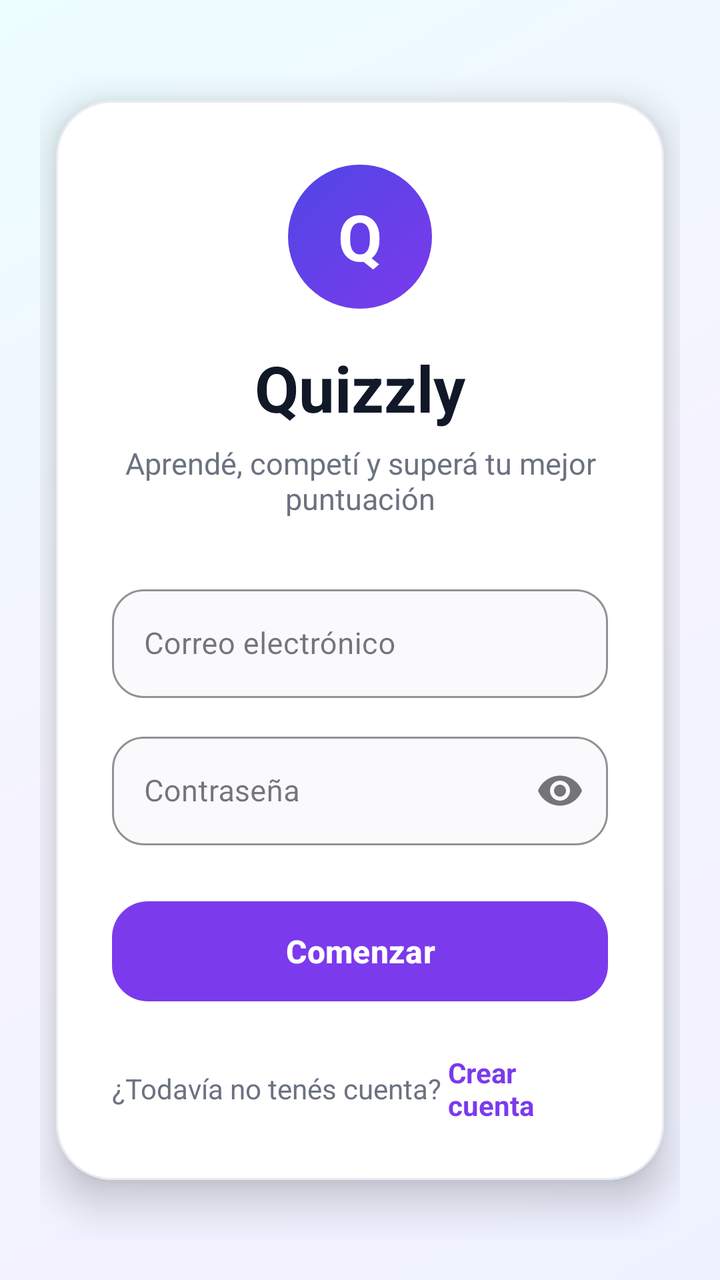
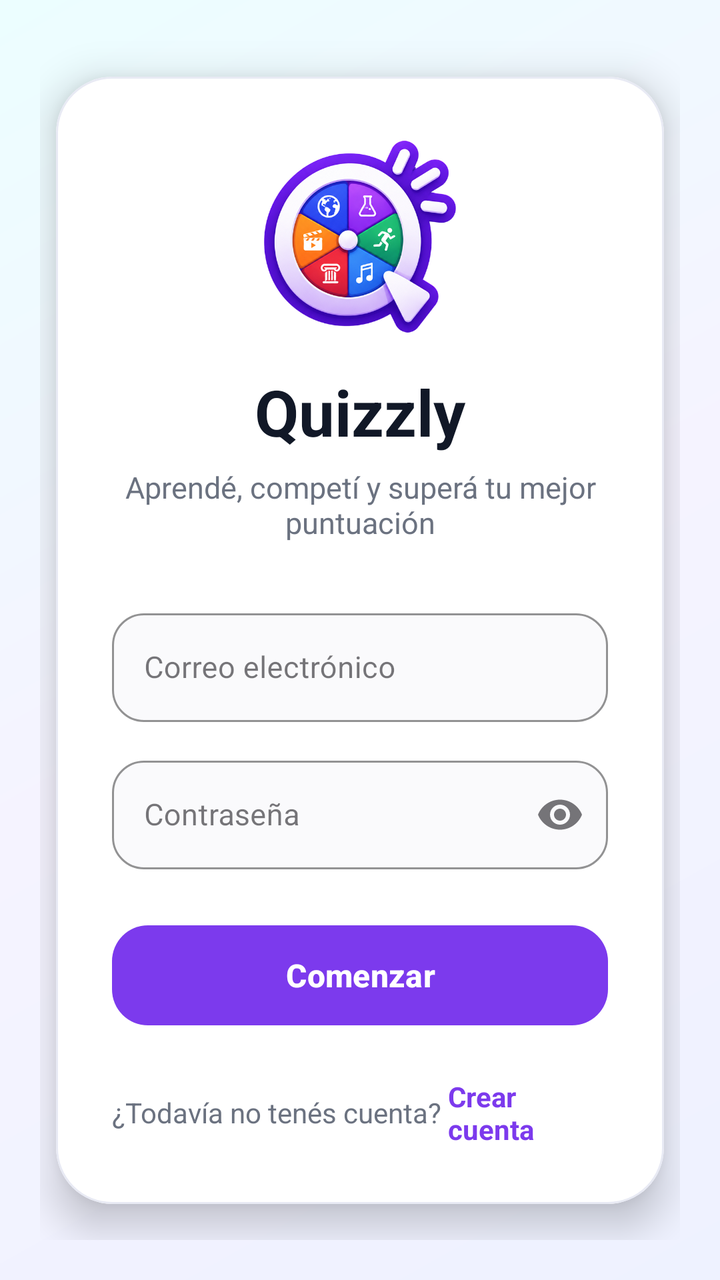

Before-and-after screenshots of an Android layout around one commit, followed by the original layout XML and the change that was made.
<!-- AndroidManifest.xml: application theme Theme.Quizzly -->
<!-- res/layout/activity_main.xml -->
<?xml version="1.0" encoding="utf-8"?>
<androidx.constraintlayout.widget.ConstraintLayout
    xmlns:android="http://schemas.android.com/apk/res/android"
    xmlns:app="http://schemas.android.com/apk/res-auto"
    xmlns:tools="http://schemas.android.com/tools"
    android:id="@+id/main"
    android:layout_width="match_parent"
    android:layout_height="match_parent"
    android:background="@drawable/bg_login_gradient"
    android:padding="20dp"
    tools:context=".MainActivity">

    <com.google.android.material.card.MaterialCardView
        android:id="@+id/loginCard"
        android:layout_width="0dp"
        android:layout_height="wrap_content"
        android:layout_marginStart="8dp"
        android:layout_marginEnd="8dp"
        app:cardBackgroundColor="#FFFFFF"
        app:cardCornerRadius="28dp"
        app:cardElevation="12dp"
        app:strokeColor="#E8EAF4"
        app:strokeWidth="1dp"
        app:layout_constraintTop_toTopOf="parent"
        app:layout_constraintBottom_toBottomOf="parent"
        app:layout_constraintStart_toStartOf="parent"
        app:layout_constraintEnd_toEndOf="parent">

        <LinearLayout
            android:layout_width="match_parent"
            android:layout_height="wrap_content"
            android:orientation="vertical"
            android:paddingStart="28dp"
            android:paddingTop="32dp"
            android:paddingEnd="28dp"
            android:paddingBottom="28dp">

            <TextView
                android:id="@+id/tvBrandBadge"
                android:layout_width="72dp"
                android:layout_height="72dp"
                android:layout_gravity="center_horizontal"
                android:gravity="center"
                android:background="@drawable/bg_logo_circle"
                android:text="Q"
                android:textColor="#FFFFFF"
                android:textSize="32sp"
                android:textStyle="bold" />

            <TextView
                android:id="@+id/tvTitle"
                android:layout_width="match_parent"
                android:layout_height="wrap_content"
                android:layout_marginTop="18dp"
                android:gravity="center"
                android:text="Quizzly"
                android:textColor="#111827"
                android:textSize="32sp"
                android:textStyle="bold" />

            <TextView
                android:id="@+id/tvSubtitle"
                android:layout_width="match_parent"
                android:layout_height="wrap_content"
                android:layout_marginTop="6dp"
                android:gravity="center"
                android:text="Aprendé, competí y superá tu mejor puntuación"
                android:textColor="#6B7280"
                android:textSize="15sp" />

            <com.google.android.material.textfield.TextInputLayout
                android:id="@+id/emailLayout"
                style="@style/Widget.MaterialComponents.TextInputLayout.OutlinedBox"
                android:layout_width="match_parent"
                android:layout_height="wrap_content"
                android:layout_marginTop="30dp"
                android:hint="Correo electrónico"
                app:boxBackgroundColor="#FAFAFC"
                app:boxCornerRadiusBottomEnd="16dp"
                app:boxCornerRadiusBottomStart="16dp"
                app:boxCornerRadiusTopEnd="16dp"
                app:boxCornerRadiusTopStart="16dp"
                app:boxStrokeColor="#7C3AED"
                app:hintTextColor="#6B7280">

                <com.google.android.material.textfield.TextInputEditText
                    android:id="@+id/etEmail"
                    android:layout_width="match_parent"
                    android:layout_height="wrap_content"
                    android:inputType="textEmailAddress"
                    android:singleLine="true"
                    android:textColor="#111827"
                    android:textSize="15sp" />

            </com.google.android.material.textfield.TextInputLayout>

            <com.google.android.material.textfield.TextInputLayout
                android:id="@+id/passwordLayout"
                style="@style/Widget.MaterialComponents.TextInputLayout.OutlinedBox"
                android:layout_width="match_parent"
                android:layout_height="wrap_content"
                android:layout_marginTop="14dp"
                android:hint="Contraseña"
                app:boxBackgroundColor="#FAFAFC"
                app:boxCornerRadiusBottomEnd="16dp"
                app:boxCornerRadiusBottomStart="16dp"
                app:boxCornerRadiusTopEnd="16dp"
                app:boxCornerRadiusTopStart="16dp"
                app:boxStrokeColor="#7C3AED"
                app:endIconMode="password_toggle"
                app:hintTextColor="#6B7280">

                <com.google.android.material.textfield.TextInputEditText
                    android:id="@+id/etPassword"
                    android:layout_width="match_parent"
                    android:layout_height="wrap_content"
                    android:inputType="textPassword"
                    android:singleLine="true"
                    android:textColor="#111827"
                    android:textSize="15sp" />

            </com.google.android.material.textfield.TextInputLayout>

            <com.google.android.material.button.MaterialButton
                android:id="@+id/btnLogin"
                android:layout_width="match_parent"
                android:layout_height="58dp"
                android:layout_marginTop="24dp"
                android:text="Comenzar"
                android:textAllCaps="false"
                android:textColor="#FFFFFF"
                android:textSize="16sp"
                android:textStyle="bold"
                app:backgroundTint="#7C3AED"
                app:cornerRadius="18dp"
                app:rippleColor="#A78BFA" />

            <LinearLayout
                android:layout_width="match_parent"
                android:layout_height="wrap_content"
                android:layout_marginTop="22dp"
                android:gravity="center"
                android:orientation="horizontal">

                <TextView
                    android:layout_width="wrap_content"
                    android:layout_height="wrap_content"
                    android:text="¿Todavía no tenés cuenta? "
                    android:textColor="#6B7280"
                    android:textSize="14sp" />

                <TextView
                    android:id="@+id/tvRegister"
                    android:layout_width="wrap_content"
                    android:layout_height="wrap_content"
                    android:text="Crear cuenta"
                    android:textColor="#7C3AED"
                    android:textSize="14sp"
                    android:textStyle="bold" />

            </LinearLayout>

        </LinearLayout>

    </com.google.android.material.card.MaterialCardView>

</androidx.constraintlayout.widget.ConstraintLayout>
<!-- resources referenced by this layout -->
<resources>
  <!-- drawable bg_login_gradient (drawable) -->
  <?xml version="1.0" encoding="utf-8"?>
  <shape xmlns:android="http://schemas.android.com/apk/res/android">
      <gradient
          android:angle="135"
          android:startColor="#EEF2FF"
          android:centerColor="#F5F3FF"
          android:endColor="#ECFEFF" />
  </shape>
  <!-- drawable bg_logo_circle (drawable) -->
  <?xml version="1.0" encoding="utf-8"?>
  <shape xmlns:android="http://schemas.android.com/apk/res/android"
      android:shape="oval">
  
      <gradient
          android:angle="135"
          android:startColor="#7C3AED"
          android:endColor="#4F46E5" />
  
  </shape>
  <style name="Theme.Quizzly" parent="Base.Theme.Quizzly" />
  <style name="Base.Theme.Quizzly" parent="Theme.Material3.Light.NoActionBar" />
</resources>

<!-- the commit's change to res/layout/activity_main.xml (unified diff, before → after) -->
@@ -35,17 +35,14 @@
             android:paddingEnd="28dp"
             android:paddingBottom="28dp">
 
-            <TextView
-                android:id="@+id/tvBrandBadge"
-                android:layout_width="72dp"
-                android:layout_height="72dp"
+            <ImageView
+                android:id="@+id/ivLogo"
+                android:layout_width="96dp"
+                android:layout_height="96dp"
                 android:layout_gravity="center_horizontal"
-                android:gravity="center"
-                android:background="@drawable/bg_logo_circle"
-                android:text="Q"
-                android:textColor="#FFFFFF"
-                android:textSize="32sp"
-                android:textStyle="bold" />
+                android:contentDescription="Logo de Quizzly"
+                android:scaleType="fitCenter"
+                android:src="@drawable/logo_quizzly" />
 
             <TextView
                 android:id="@+id/tvTitle"
<!-- resource entries referenced after the edit -->
@@ -9,17 +9,7 @@
           android:centerColor="#F5F3FF"
           android:endColor="#ECFEFF" />
   </shape>
-  <!-- drawable bg_logo_circle (drawable) -->
-  <?xml version="1.0" encoding="utf-8"?>
-  <shape xmlns:android="http://schemas.android.com/apk/res/android"
-      android:shape="oval">
-  
-      <gradient
-          android:angle="135"
-          android:startColor="#7C3AED"
-          android:endColor="#4F46E5" />
-  
-  </shape>
+  <!-- drawable logo_quizzly: png bitmap (drawable-xxxhdpi, 328830 bytes) -->
   <style name="Theme.Quizzly" parent="Base.Theme.Quizzly" />
   <style name="Base.Theme.Quizzly" parent="Theme.Material3.Light.NoActionBar" />
 </resources>
